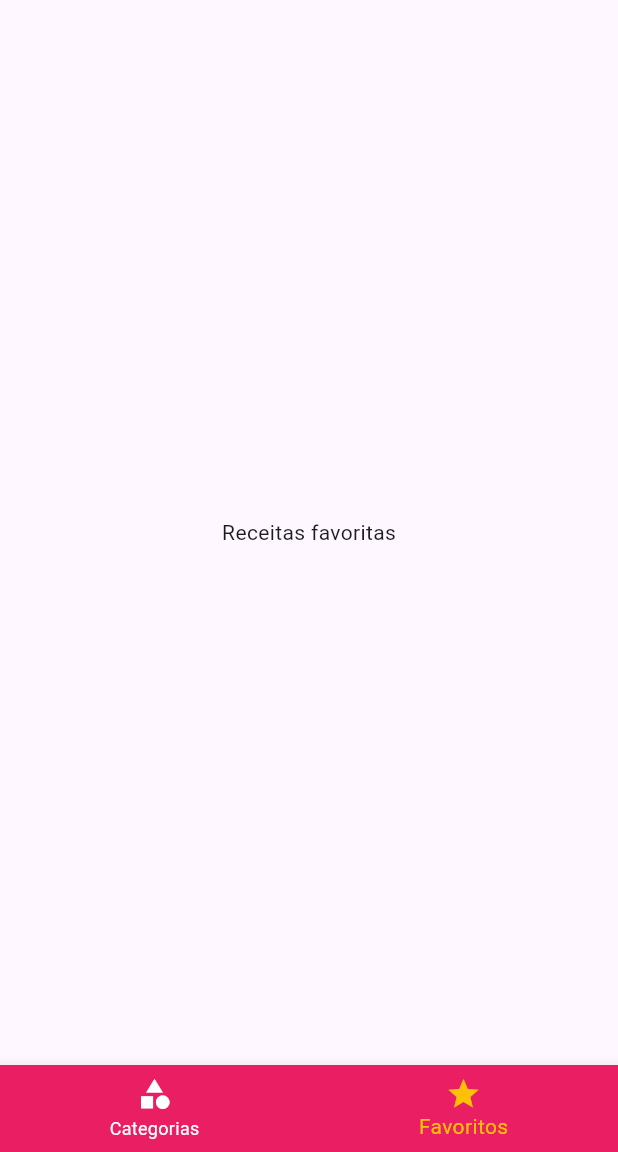
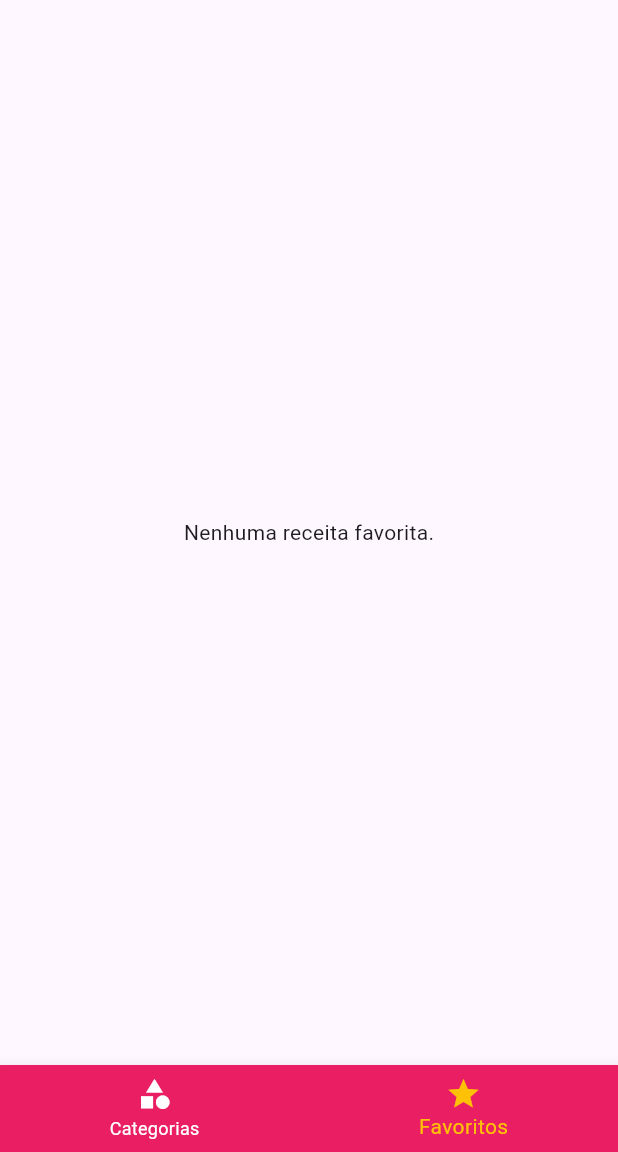
Before and after one commit to dm-moro/FlutterMeals, a Flutter app: the screen it shows after launch, item 2 of the bottom bar chosen, on a phone screen of 412 x 824 dp, the part 84-1236 px from its top. Run offline on Flutter 3.47's test engine with Material 3 defaults, Android fonts, the phone set to English and light mode, and no system bars.

Commit message:
last commit

```diff
--- a/lib/main.dart
+++ b/lib/main.dart
@@ -25,6 +25,7 @@ class _MyAppState extends State<MyApp> {
   Settings settings = Settings();
 
   List<Meal> _avaiableMeals = dummyMeals;
+  List<Meal> _favoriteMeals = [];
 
   void _filterMeals(Settings settings) {
     setState(() {
@@ -38,6 +39,18 @@ class _MyAppState extends State<MyApp> {
         return !filterGluten && !filterLactose && !filterVegan && !filterVegetarian;
       }).toList();
     });
+  }
+
+  void _toggleFavorite(Meal meal) {
+    setState(() {
+      _favoriteMeals.contains(meal)
+        ? _favoriteMeals.remove(meal)
+        : _favoriteMeals.add(meal);
+    });
+  }
+
+  bool _isFavorite(Meal meal) {
+    return _favoriteMeals.contains(meal);
   }
 
   @override
@@ -70,9 +83,9 @@ class _MyAppState extends State<MyApp> {
         ),
       ),
       routes: {
-        AppRoutes.HOME: (ctx) => TabsScreen(),
+        AppRoutes.HOME: (ctx) => TabsScreen(_favoriteMeals),
         AppRoutes.CATEGORIES_MEALS: (ctx) => CategoriesMealsScreen(_avaiableMeals),
-        AppRoutes.MEAL_DETAIL: (ctx) => MealDetailScreen(),
+        AppRoutes.MEAL_DETAIL: (ctx) => MealDetailScreen(_toggleFavorite, _isFavorite),
         AppRoutes.SETTINGS: (ctx) => SettingsScreen(settings, _filterMeals),
         // AppRoutes.FAVORITES_MEALS: (ctx) => TabsScreen();
       },
--- a/lib/screens/favorite_screen.dart
+++ b/lib/screens/favorite_screen.dart
@@ -1,13 +1,26 @@
-
-
 import 'package:flutter/material.dart';
+import 'package:meals/components/meal_item.dart';
+import '../models/meal.dart';
 
 class FavoriteScreen extends StatelessWidget {
 
+  final List<Meal> favoriteMeals;
+
+  const FavoriteScreen(this.favoriteMeals);
+
   @override
   Widget build(BuildContext context) {
-    return Center(
-      child: Text('Receitas favoritas'),
-    );
+    if (favoriteMeals.isEmpty) {
+      return Center(
+        child: Text('Nenhuma receita favorita.'),
+      );
+    } else {
+      return ListView.builder(
+        itemCount: favoriteMeals.length,
+        itemBuilder: (ctx, index) {
+          return MealItem(favoriteMeals[index]);
+        }
+      );
+    }
   }
 }
--- a/lib/screens/tabs_screen.dart
+++ b/lib/screens/tabs_screen.dart
@@ -4,8 +4,13 @@ import 'package:flutter/material.dart';
 import 'package:meals/components/main_drawer.dart';
 import 'package:meals/screens/categories_screen.dart';
 import 'package:meals/screens/favorite_screen.dart';
+import '../models/meal.dart';
 
 class TabsScreen extends StatefulWidget {
+
+  final List<Meal> favoriteMeals;
+
+  const TabsScreen(this.favoriteMeals);
 
   @override
   State<TabsScreen> createState() => _TabsScreenState();
@@ -14,10 +19,16 @@ class TabsScreen extends StatefulWidget {
 class _TabsScreenState extends State<TabsScreen> {
 
   int _selectedScreenIndex = 0;
-  final List<Map<String, Object>> _screens = [
-    {'title': 'Receitas', 'screen': CategoriesScreen()},
-    {'title': 'Favoritos', 'screen': FavoriteScreen()},
-  ];
+  late List<Map<String, Object>> _screens;
+
+  @override
+  void initState() {
+    super.initState();
+    _screens = [
+      {'title': 'Receitas', 'screen': CategoriesScreen()},
+      {'title': 'Favoritos', 'screen': FavoriteScreen(widget.favoriteMeals)},
+    ];
+  }
 
   _selectScren(index) {
     setState(() {
```
Also changed, not shown: lib/screens/meal_detail_screen.dart (+7 -2 lines).
